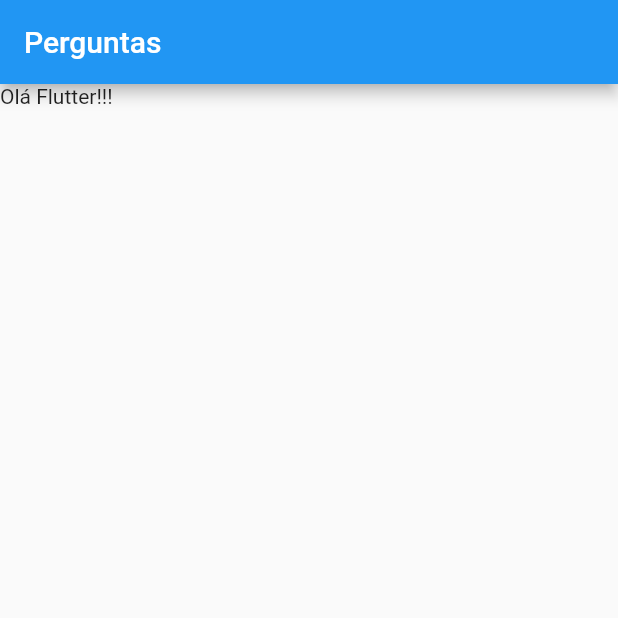
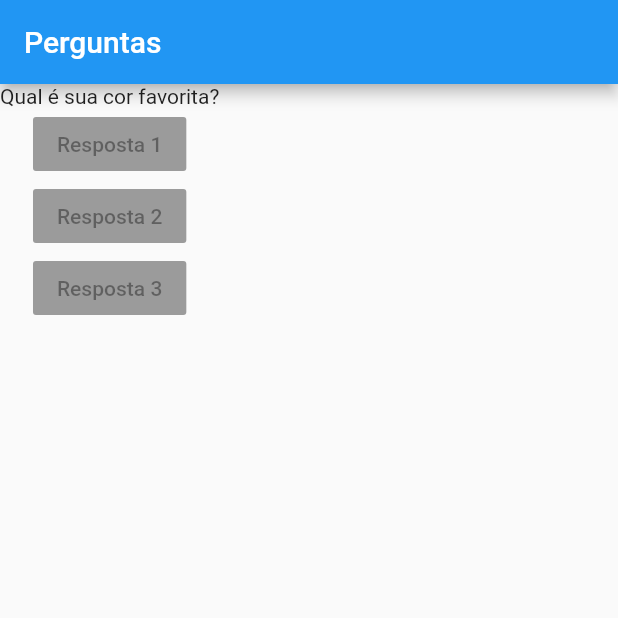
Before and after one commit to Carvalho2099/Flutter, a Flutter app: the screen it shows after launch, on a phone screen of 412 x 824 dp, the top half of it. Run offline on Flutter 3.47's test engine with Material 2 defaults, Android fonts, the phone set to English and light mode, and no system bars.

Commit message:
Usando Column

```diff
--- a/projeto_perguntas/lib/main.dart
+++ b/projeto_perguntas/lib/main.dart
@@ -6,12 +6,32 @@ class PerguntaApp extends StatelessWidget{
 
   @override
   Widget build(BuildContext context){
+    final perguntas = [
+      'Qual é sua cor favorita?',
+      'Qual é o seu animal favorito?',
+    ];
     return MaterialApp(
       home: Scaffold(
         appBar: AppBar(
           title: Text('Perguntas'),
         ),
-        body: Text('Olá Flutter!!!'),
+        body: Column(
+          children: <Widget>[
+            Text(perguntas.elementAt(0)),
+            RaisedButton(
+              child: Text('Resposta 1'),
+              onPressed: null,
+            ),
+            RaisedButton(
+              child: Text('Resposta 2'),
+              onPressed: null,
+            ),
+            RaisedButton(
+              child: Text('Resposta 3'),
+              onPressed: null,
+            ),
+          ],
+        ),
       ),
     );
   }
```
